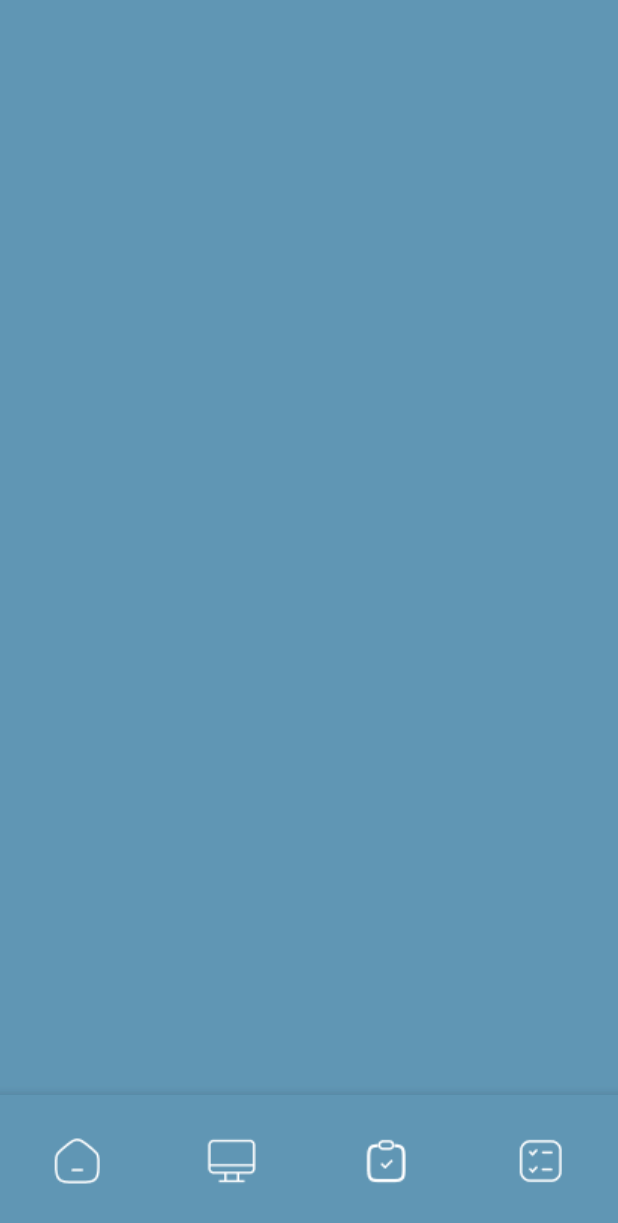
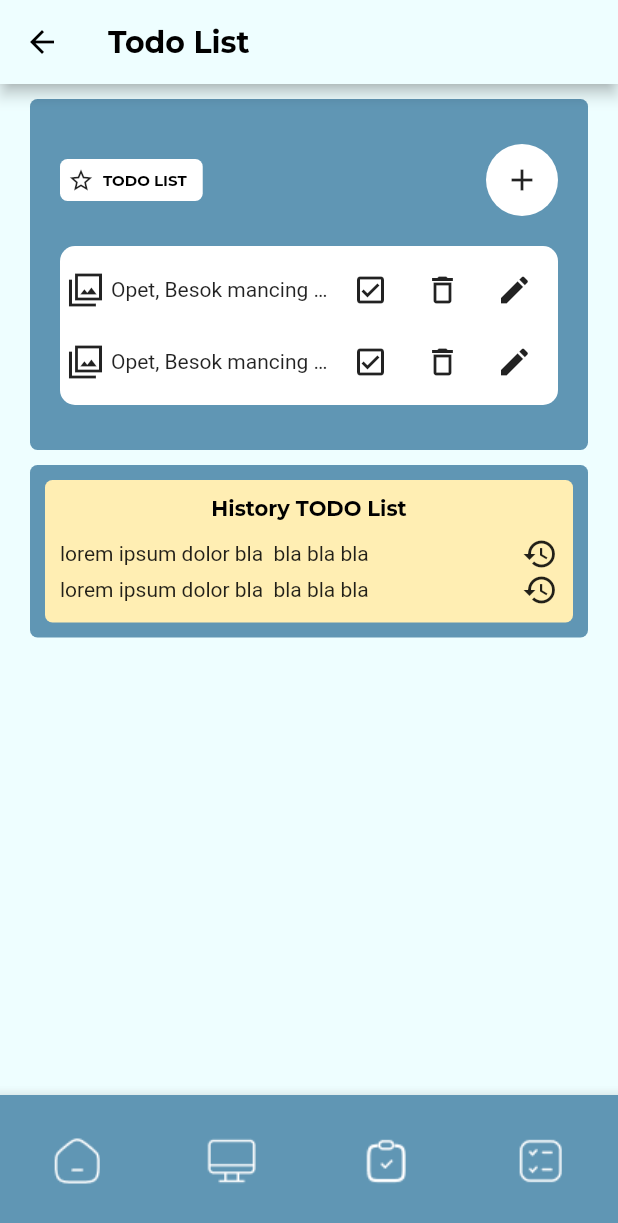
Before and after one commit to PuspitaKartika/sakana_yoi, a Flutter app: the screen it shows after launch, item 4 of the bottom bar chosen, on a phone screen of 412 x 824 dp. Shown: the top 1223 px of the screen. Run offline on Flutter 3.47's test engine with Material 2 defaults, Android fonts, the light colour scheme and no system bars; our stand-ins replace google_fonts.

Commit message:
slicing ui todolist

```diff
--- a/lib/ui/todo_list.dart
+++ b/lib/ui/todo_list.dart
@@ -1,4 +1,5 @@
 import 'package:flutter/material.dart';
+import 'package:sakana_yoi/theme.dart';
 
 class TodoListScreen extends StatefulWidget {
   const TodoListScreen({super.key});
@@ -8,8 +9,188 @@ class TodoListScreen extends StatefulWidget {
 }
 
 class _TodoListScreenState extends State<TodoListScreen> {
+  Widget todoList() {
+    return Container(
+      decoration: BoxDecoration(
+          color: blueColor, borderRadius: BorderRadius.circular(5)),
+      padding: EdgeInsets.symmetric(horizontal: 20, vertical: 30),
+      child: Column(children: [
+        Row(
+          mainAxisAlignment: MainAxisAlignment.spaceBetween,
+          children: [
+            Container(
+              decoration: BoxDecoration(
+                  color: Colors.white, borderRadius: BorderRadius.circular(5)),
+              padding: EdgeInsets.all(5),
+              child: Row(
+                children: [
+                  Icon(
+                    Icons.star_border_outlined,
+                    size: 18,
+                  ),
+                  Text(
+                    "  TODO LIST  ",
+                    style: primaryTextStyle.copyWith(
+                        fontSize: 10, fontWeight: FontWeight.bold),
+                  ),
+                ],
+              ),
+            ),
+            Container(
+              decoration: BoxDecoration(
+                  color: Colors.white, borderRadius: BorderRadius.circular(90)),
+              child: IconButton(
+                  onPressed: () {},
+                  icon: Icon(
+                    Icons.add,
+                  )),
+            )
+          ],
+        ),
+        SizedBox(
+          height: 20,
+        ),
+        Container(
+          padding: EdgeInsets.all(5),
+          decoration: BoxDecoration(
+              color: Colors.white, borderRadius: BorderRadius.circular(10)),
+          child: Column(
+            children: [
+              Container(
+                child: Row(children: [
+                  Icon(Icons.filter_sharp),
+                  SizedBox(
+                    width: 5,
+                  ),
+                  Expanded(
+                    child: Text(
+                      "Opet, Besok mancing bozz di danau ",
+                      overflow: TextOverflow.ellipsis,
+                    ),
+                  ),
+                  IconButton(
+                      onPressed: () {},
+                      icon: Icon(
+                        Icons.check_box_outlined,
+                      ),
+                      padding: EdgeInsets.zero),
+                  IconButton(
+                      onPressed: () {},
+                      padding: EdgeInsets.zero,
+                      icon: Icon(
+                        Icons.delete_outline,
+                      )),
+                  IconButton(
+                      onPressed: () {},
+                      padding: EdgeInsets.zero,
+                      icon: Icon(
+                        Icons.edit,
+                      ))
+                ]),
+              ),
+              Container(
+                child: Row(children: [
+                  Icon(Icons.filter_sharp),
+                  SizedBox(
+                    width: 5,
+                  ),
+                  Expanded(
+                    child: Text(
+                      "Opet, Besok mancing bozz di danau ",
+                      overflow: TextOverflow.ellipsis,
+                    ),
+                  ),
+                  IconButton(
+                      onPressed: () {},
+                      icon: Icon(
+                        Icons.check_box_outlined,
+                      ),
+                      padding: EdgeInsets.zero),
+                  IconButton(
+                      onPressed: () {},
+                      padding: EdgeInsets.zero,
+                      icon: Icon(
+                        Icons.delete_outline,
+                      )),
+                  IconButton(
+                      onPressed: () {},
+                      padding: EdgeInsets.zero,
+                      icon: Icon(
+                        Icons.edit,
+                      ))
+                ]),
+              ),
+            ],
+          ),
+        )
+      ]),
+    );
+  }
+
+  Widget history() {
+    return Container(
+      padding: EdgeInsets.all(10),
+      decoration: BoxDecoration(
+        color: blueColor,
+        borderRadius: BorderRadius.circular(5),
+      ),
+      child: Container(
+        padding: EdgeInsets.all(10),
+        decoration: BoxDecoration(
+          color: yellowColor,
+          borderRadius: BorderRadius.circular(5),
+        ),
+        child: Column(children: [
+          Text(
+            "History TODO List",
+            style: primaryTextStyle.copyWith(fontWeight: FontWeight.bold),
+          ),
+          SizedBox(
+            height: 10,
+          ),
+          Row(
+            children: [
+              Expanded(child: Text("lorem ipsum dolor bla  bla bla bla")),
+              Icon(Icons.history)
+            ],
+          ),
+          Row(
+            children: [
+              Expanded(child: Text("lorem ipsum dolor bla  bla bla bla")),
+              Icon(Icons.history)
+            ],
+          )
+        ]),
+      ),
+    );
+  }
+
   @override
   Widget build(BuildContext context) {
-    return Container();
+    return Scaffold(
+        backgroundColor: backgroundColor,
+        appBar: AppBar(
+          backgroundColor: backgroundColor,
+          leading: IconButton(
+              onPressed: () {},
+              icon: Icon(
+                Icons.arrow_back,
+                color: Colors.black,
+              )),
+          title: Text(
+            "Todo List",
+            style: primaryTextStyle.copyWith(fontWeight: FontWeight.bold),
+          ),
+        ),
+        body: SingleChildScrollView(
+          padding: EdgeInsets.symmetric(horizontal: 20, vertical: 10),
+          child: Column(children: [
+            todoList(),
+            SizedBox(
+              height: 10,
+            ),
+            history()
+          ]),
+        ));
   }
 }
```
